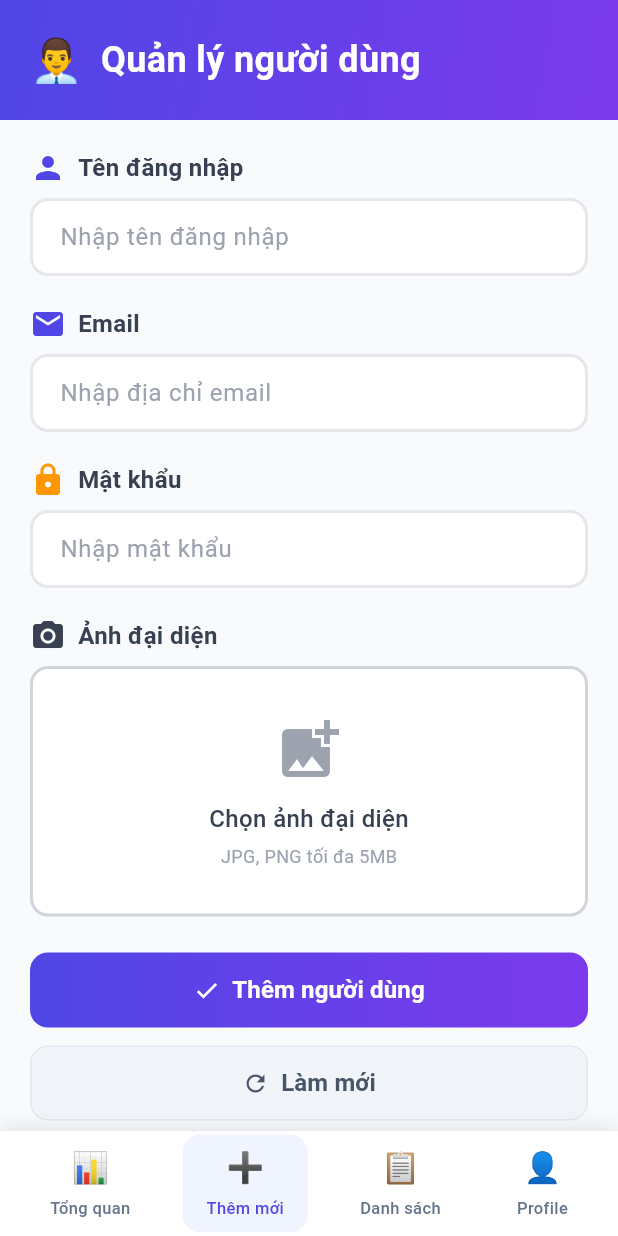
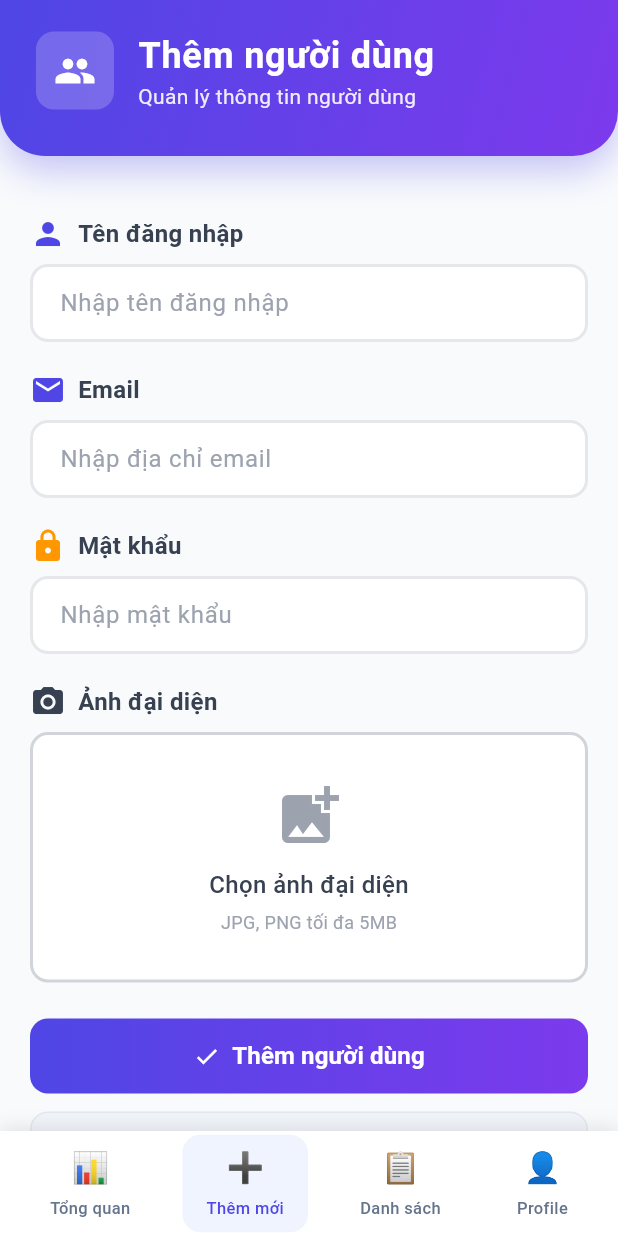
Before and after one commit to ChauKnockUI/Admin-User-Management, a Flutter app: the AddUserPage screen opened by its route, on a phone screen of 412 x 824 dp. Run offline on Flutter 3.47's test engine with Material 3 defaults, Android fonts, the phone set to English and light mode, and no system bars; our stand-ins replace cached_network_image, equatable, flutter_bloc, image_picker, shared_preferences; accounts and stored records are empty.

Commit message:
chore: improve add user page

```diff
--- a/frontend/lib/presentation/pages/add_user_page.dart
+++ b/frontend/lib/presentation/pages/add_user_page.dart
@@ -107,13 +107,76 @@ class _AddUserPageState extends State<AddUserPage> {
         backgroundColor: Color(0xFFF8FAFC),
         body: Column(
           children: [
-            GradientHeader(title: 'Quản lý người dùng'),
+            Container(
+            width: double.infinity,
+            decoration: BoxDecoration(
+              gradient: LinearGradient(
+                colors: [Color(0xFF4F46E5), Color(0xFF7C3AED)],
+                begin: Alignment.topLeft,
+                end: Alignment.bottomRight,
+              ),
+              borderRadius: BorderRadius.only(
+                bottomLeft: Radius.circular(30),
+                bottomRight: Radius.circular(30),
+              ),
+              boxShadow: [
+                BoxShadow(
+                  color: Color(0xFF4F46E5).withOpacity(0.3),
+                  blurRadius: 20,
+                  offset: Offset(0, 10),
+                ),
+              ],
+            ),
+            child: SafeArea(
+              child: Padding(
+                padding: EdgeInsets.fromLTRB(24, 20, 24, 30),
+                child: Row(
+                  children: [
+                    Container(
+                      padding: EdgeInsets.all(12),
+                      decoration: BoxDecoration(
+                        color: Colors.white.withOpacity(0.2),
+                        borderRadius: BorderRadius.circular(12),
+                      ),
+                      child: Icon(Icons.people, color: Colors.white, size: 28),
+                    ),
+                    SizedBox(width: 16),
+                    Expanded(
+                      child: Column(
+                        crossAxisAlignment: CrossAxisAlignment.start,
+                        children: [
+                          Text(
+                            'Thêm người dùng',
+                            style: TextStyle(
+                              color: Colors.white,
+                              fontSize: 24,
+                              fontWeight: FontWeight.bold,
+                              letterSpacing: 0.5,
+                            ),
+                          ),
+                          Text(
+                            'Quản lý thông tin người dùng',
+                            style: TextStyle(
+                              color: Colors.white.withOpacity(0.9),
+                              fontSize: 14,
+                            ),
+                          ),
+                        ],
+                      ),
+                    ),
+                  ],
+                ),
+              ),
+            ),
+          ),
+
             Expanded(
               child: SingleChildScrollView(
                 padding: EdgeInsets.all(20),
                 child: Column(
                   crossAxisAlignment: CrossAxisAlignment.start,
                   children: [
+                    SizedBox(height: 20),
                     // Username field
                     Row(
                       children: [
```
